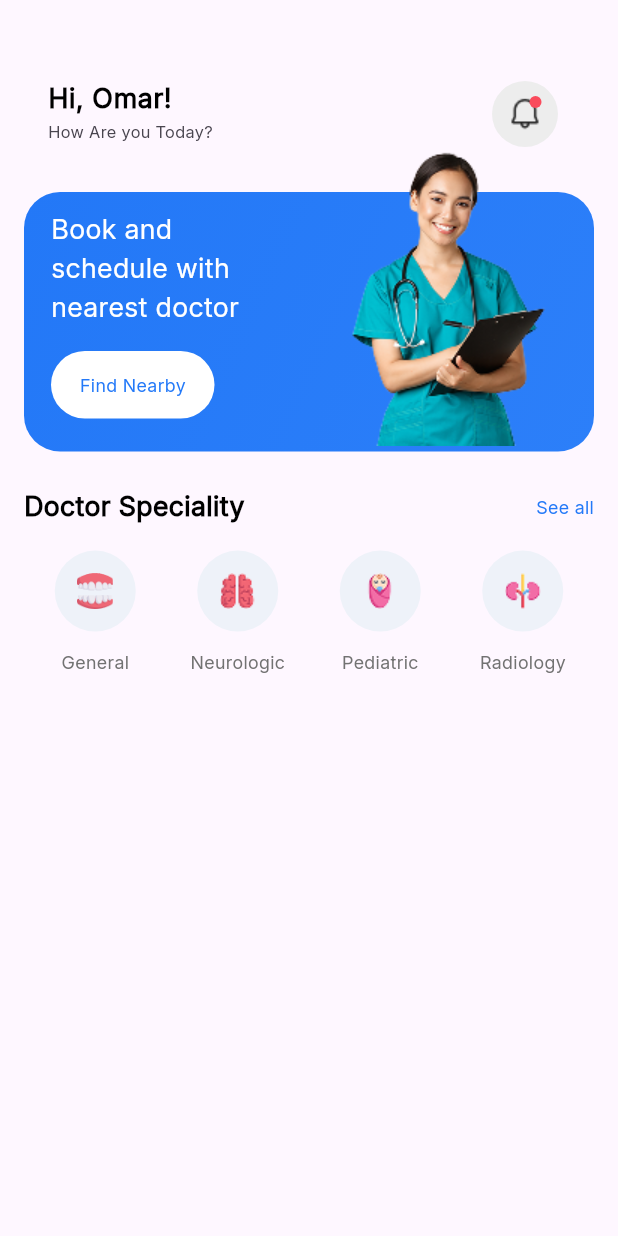
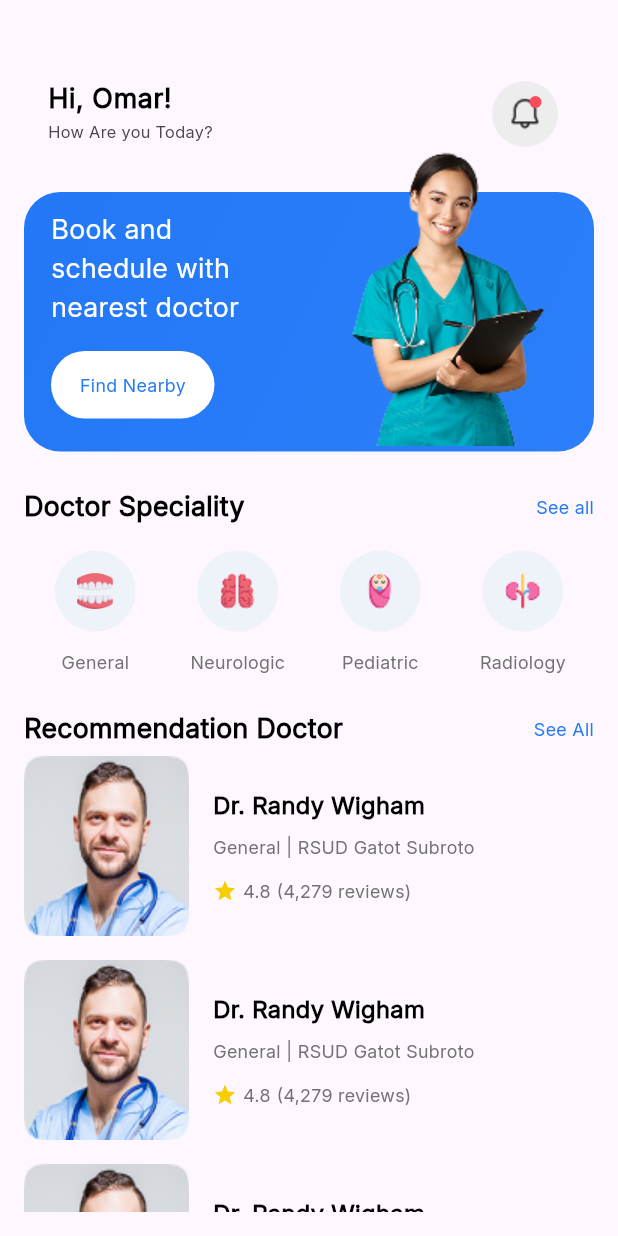
Before and after one commit to iYoussefAdly/doc_doc_clean_arch, a Flutter app: the HomeView screen opened by its route, on a phone screen of 412 x 824 dp. Run offline on Flutter 3.47's test engine with Material 3 defaults, Android fonts, the phone set to English and light mode, and no system bars; our stand-ins replace bloc, dio, flutter_bloc, get_it, go_router, google_fonts and 1 more; accounts and stored records are empty.

Commit message:
home view UI done

```diff
--- a/lib/constants.dart
+++ b/lib/constants.dart
@@ -3,8 +3,9 @@ import 'dart:ui';
 const kTextPrimaryColor = Color(0xff2379F8);
 const kTextSecondaryColor = Color(0xff727272);
 const kBorderAndHintTextColor = Color(0xffBFBFBF);
-const kCategoryItemColor=(0xffEEF2F9);
+const kCategoryItemColor = (0xffEEF2F9);
 const kLoginEndPoint = "/auth/login";
 const kRegisterEndPoint = "/auth/register";
 const tokenKey = 'ACCESS_TOKEN';
 const kEmail = "Email";
+const kStarColor = Color(0xffF5CE00);
--- a/lib/core/utils/asset_data.dart
+++ b/lib/core/utils/asset_data.dart
@@ -20,8 +20,9 @@ abstract class AssetData {
   static const String rectangle1 = "assets/images/home_images/rectangle1.png";
   static const String rectangle2 = "assets/images/home_images/rectangle2.png";
   static const String nearByImage = "assets/images/home_images/Image.png";
-  static const String first="assets/images/home_images/1.png";
-  static const String second="assets/images/home_images/2.png";
-  static const String third="assets/images/home_images/3.png";
-  static const String fourth="assets/images/home_images/4.png";
+  static const String first = "assets/images/home_images/1.png";
+  static const String second = "assets/images/home_images/2.png";
+  static const String third = "assets/images/home_images/3.png";
+  static const String fourth = "assets/images/home_images/4.png";
+  static const String doctor2 = "assets/images/home_images/doctor2.png";
 }
--- a/lib/core/utils/styles.dart
+++ b/lib/core/utils/styles.dart
@@ -10,6 +10,11 @@ abstract class Styles {
   );
   static const styleBold18 = TextStyle(
     fontSize: 18,
+    fontWeight: FontWeight.bold,
+    color: Colors.black,
+  );
+  static const styleBold16 = TextStyle(
+    fontSize: 16,
     fontWeight: FontWeight.bold,
     color: Colors.black,
   );
--- /dev/null
+++ b/lib/features/home/presentation/views/widgets/custom_doctor_image.dart
@@ -0,0 +1,20 @@
+import 'package:doc_doc_clean_arch/core/utils/asset_data.dart';
+import 'package:flutter/material.dart';
+
+class CustomDoctorImage extends StatelessWidget {
+  const CustomDoctorImage({
+    super.key,
+  });
+
+  @override
+  Widget build(BuildContext context) {
+    return Container(
+      decoration: BoxDecoration(
+        borderRadius: BorderRadius.circular(10),
+      ),
+      width: 110,
+      height: 120,
+      child: Image.asset(AssetData.doctor2,fit: BoxFit.fill,),
+    );
+  }
+}
--- /dev/null
+++ b/lib/features/home/presentation/views/widgets/custom_rating.dart
@@ -0,0 +1,27 @@
+import 'package:doc_doc_clean_arch/constants.dart';
+import 'package:doc_doc_clean_arch/core/utils/styles.dart';
+import 'package:flutter/material.dart';
+
+class CustomRating extends StatelessWidget {
+  const CustomRating({
+    super.key,
+  });
+
+  @override
+  Widget build(BuildContext context) {
+    return Row(
+      mainAxisSize: MainAxisSize.min,
+      children: [
+        Icon(Icons.star,color:kStarColor,size: 16,),
+        SizedBox(
+          width: 4,
+        ),
+        Text("4.8",style: Styles.styleRegular12,),
+        SizedBox(
+          width: 4,
+        ),
+        Text("(4,279 reviews)",style: Styles.styleRegular12,),
+      ],
+    );
+  }
+}
--- /dev/null
+++ b/lib/features/home/presentation/views/widgets/doctor_details.dart
@@ -0,0 +1,27 @@
+import 'package:doc_doc_clean_arch/core/utils/styles.dart';
+import 'package:doc_doc_clean_arch/features/home/presentation/views/widgets/custom_rating.dart';
+import 'package:flutter/material.dart';
+
+class DoctorDetails extends StatelessWidget {
+  const DoctorDetails({
+    super.key,
+  });
+  @override
+  Widget build(BuildContext context) {
+    return Column(
+      crossAxisAlignment: CrossAxisAlignment.start,
+      mainAxisSize: MainAxisSize.min,
+      children: [
+        Text("Dr. Randy Wigham",style:Styles.styleBold16,),
+        SizedBox(
+          height: 8,
+        ),
+        Text("General | RSUD Gatot Subroto",style: Styles.styleRegular12,),
+        SizedBox(
+          height: 12,
+        ),
+        CustomRating()
+      ],
+    );
+  }
+}
--- /dev/null
+++ b/lib/features/home/presentation/views/widgets/doctor_item.dart
@@ -0,0 +1,22 @@
+import 'package:doc_doc_clean_arch/features/home/presentation/views/widgets/custom_doctor_image.dart';
+import 'package:doc_doc_clean_arch/features/home/presentation/views/widgets/doctor_details.dart';
+import 'package:flutter/material.dart';
+
+class DoctorItem extends StatelessWidget {
+  const DoctorItem({
+    super.key,
+  });
+
+  @override
+  Widget build(BuildContext context) {
+    return Row(
+      children: [
+        CustomDoctorImage(),
+        SizedBox(
+          width: 16,
+        ),
+        DoctorDetails()
+      ],
+    );
+  }
+}
--- /dev/null
+++ b/lib/features/home/presentation/views/widgets/doctor_item_view.dart
@@ -0,0 +1,19 @@
+import 'package:doc_doc_clean_arch/features/home/presentation/views/widgets/doctor_item.dart';
+import 'package:flutter/material.dart';
+
+class DoctorItemView extends StatelessWidget {
+  const DoctorItemView({super.key});
+  @override
+  Widget build(BuildContext context) {
+    return ListView.builder(
+      physics: NeverScrollableScrollPhysics(),
+      itemCount: 10,
+      itemBuilder: (context, index) {
+        return Padding(
+          padding: const EdgeInsets.only(bottom: 16),
+          child: DoctorItem(),
+        );
+      }
+    );
+  }
+}
--- a/lib/features/home/presentation/views/widgets/home_view_body.dart
+++ b/lib/features/home/presentation/views/widgets/home_view_body.dart
@@ -3,6 +3,7 @@ import 'package:doc_doc_clean_arch/features/home/data/models/category_model.dart
 import 'package:doc_doc_clean_arch/features/home/presentation/views/widgets/custom_find_nearby.dart';
 import 'package:doc_doc_clean_arch/features/home/presentation/views/widgets/doctor_speciality_section.dart';
 import 'package:doc_doc_clean_arch/features/home/presentation/views/widgets/home_intro.dart';
+import 'package:doc_doc_clean_arch/features/home/presentation/views/widgets/recomendation_section.dart';
 import 'package:flutter/material.dart';
 
 class HomeViewBody extends StatelessWidget {
@@ -15,8 +16,15 @@ class HomeViewBody extends StatelessWidget {
   ];
   @override
   Widget build(BuildContext context) {
-    return Padding(
-      padding: const EdgeInsets.only(top: 40, left: 16, right: 16, bottom: 10),
+    return CustomScrollView(
+      slivers: [
+        SliverToBoxAdapter(
+          child: Padding(
+            padding: const EdgeInsets.only(
+              top: 40,
+              left: 16,
+              right: 16,
+            ),
             child: Column(
               children: [
                 HomeIntro(),
@@ -24,8 +32,16 @@ class HomeViewBody extends StatelessWidget {
                 CustomFindNearby(),
                 SizedBox(height: 24),
                 DoctorSpecialitySection(categories: categories),
+                SizedBox(height: 23),
               ],
             ),
+          ),
+        ),
+        SliverFillRemaining(child: Padding(
+          padding: const EdgeInsets.only(left: 16,right: 16),
+          child: RecomendationSection(),
+        )),
+      ],
     );
   }
 }
--- /dev/null
+++ b/lib/features/home/presentation/views/widgets/recomendation_section.dart
@@ -0,0 +1,29 @@
+import 'package:doc_doc_clean_arch/constants.dart';
+import 'package:doc_doc_clean_arch/core/utils/styles.dart';
+import 'package:doc_doc_clean_arch/features/home/presentation/views/widgets/doctor_item_view.dart';
+import 'package:flutter/material.dart';
+class RecomendationSection extends StatelessWidget {
+  const RecomendationSection({super.key});
+  @override
+  Widget build(BuildContext context) {
+    return Column(
+      children: [
+        Row(
+          children: [
+            Text("Recommendation Doctor", style: Styles.styleSemiBold18),
+            Spacer(),
+            Text(
+              "See All",
+              style: Styles.styleRegular12.copyWith(color: kTextPrimaryColor),
+            ),
+          ],
+        ),
+        SizedBox(height: 5),
+        Expanded(child: Padding(
+          padding: const EdgeInsets.only(bottom: 16),
+          child: DoctorItemView(),
+        )),
+      ],
+    );
+  }
+}
```
Also changed, not shown: assets/images/home_images/doctor2.png (added). Lines whose indentation alone changed are shown as unchanged.
